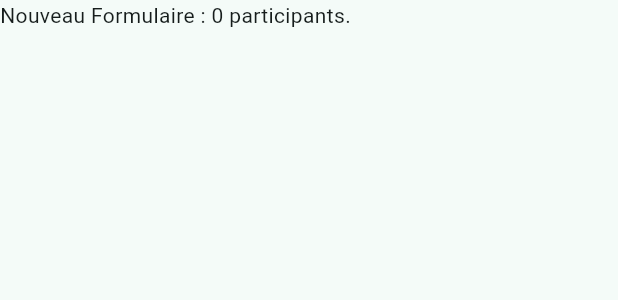
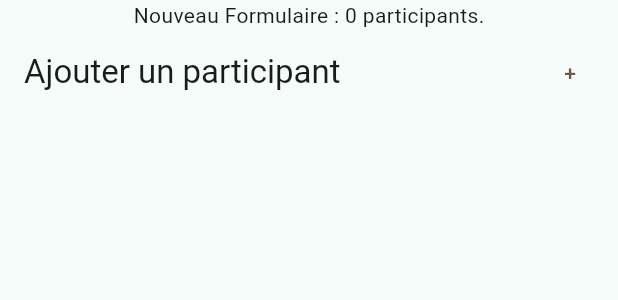
Before and after one commit to FXC-ai/dartProject, a Flutter app: the Formulaire widget shown alone on an empty page, opened directly, on a phone screen of 412 x 824 dp. Shown: the top 300 px of the screen. Run offline on Flutter 3.47's test engine with Material 3 defaults, Android fonts, the phone set to English and light mode, and no system bars; our stand-ins replace flutter_svg, sqflite; accounts and stored records are empty.

Commit message:
Remplissage de la db en progres

```diff
--- a/lib/Services/DatabaseClient.dart
+++ b/lib/Services/DatabaseClient.dart
@@ -40,26 +40,26 @@ class DatabaseClient {
   onCreate (Database database, int version) async {
     await database.execute('''
       CREATE TABLE answersQuestions (
-      id INTEGER PRIMARY,
+      id INTEGER PRIMARY KEY,
       date TEXT NOT NULL,
       referent_id INTEGER NOT NULL,
       participant_id INTEGER NOT NULL,
-      charge_m INTEGER NOT NULL,
+      charge_m INTEGER NOT NULL
       )
-    ''');
+      ''');
 
     await database.execute('''
       CREATE TABLE listParticipants (
-      id INTEGER PRIMARY,
+      id INTEGER PRIMARY KEY,
       fname TEXT NOT NULL,
       lname TEXT NOT NULL,
-      referent_id INTEGER NOT NULL,
+      referent_id INTEGER NOT NULL
       )
     ''');
 
     await database.execute('''
       CREATE TABLE listReferents (
-      id INTEGER PRIMARY,
+      id INTEGER PRIMARY KEY,
       fname TEXT NOT NULL,
       lname TEXT NOT NULL,
       login TEXT NOT NULL,
@@ -73,6 +73,16 @@ class DatabaseClient {
     Database db = await database;
     const query = 'SELECT * FROM listParticipants';
     List<Map<String, dynamic>> mapList = await db.rawQuery(query);
+    print("ICICICICICICIICICIICICICICI ${mapList.map((map) => Participant.fromMap(map)).toList()[1].lname}");
     return mapList.map((map) => Participant.fromMap(map)).toList();
   }
+
+  Future<bool> addParticipant (String fname) async {
+    Database db = await database;
+    await db.insert('listParticipants', {"fname" : fname, "lname" : "test", "referent_id" : 42});
+    return true;
+
+
+  }
+
 }
--- a/lib/pages/Layout.dart
+++ b/lib/pages/Layout.dart
@@ -1,6 +1,6 @@
 import 'package:flutter/cupertino.dart';
 import 'package:flutter/material.dart';
-import 'package:tuto/widgets/Fornulaire.dart';
+import 'package:tuto/widgets/Formulaire.dart';
 import 'package:tuto/widgets/Home.dart';
 import 'package:tuto/widgets/Questions.dart';
 
--- /dev/null
+++ b/lib/widgets/Formulaire.dart
@@ -0,0 +1,109 @@
+import "dart:math";
+
+import "package:flutter/material.dart";
+import "package:tuto/Services/DatabaseClient.dart";
+import "package:tuto/model/participant.dart";
+import "package:tuto/widgets/ParticipantListTile.dart";
+import "package:tuto/widgets/customAppBar.dart";
+
+import "AddDialog.dart";
+
+class Formulaire extends StatefulWidget
+{
+  final String title; // Attribut
+  final String name;
+
+
+  const Formulaire ({super.key, required this.title, required this.name}); // Constructeur
+
+  @override
+  State<Formulaire> createState ()
+  {
+    return _FormulaireState();
+  }
+}
+
+class _FormulaireState extends State<Formulaire>
+{
+
+  List<Participant> participants = [];
+
+  @override
+  void initState() {
+    // TODO: implement initState
+    getParticipantList();
+    print("LISTE DES PARTICIPANTS = ${participants}");
+    super.initState();
+  }
+
+  @override
+  void dispose () {
+    super.dispose();
+  }
+
+  @override
+  Widget build(BuildContext context) {
+    return Center(
+      child: Column(
+        children: [
+          Text("Nouveau Formulaire : ${participants.length} participants."),
+        //  Expanded(
+       //     child: ListView.separated(
+       //       itemBuilder: (context, index) {
+         //       final participant = participants[index];
+       //         return ParticipantListTile(
+        //          participant: participant,
+        //          onPressed: onListPressed(participant),
+        //          onDelete: onDeleteParticipant(participant),
+        //        );
+        //      },
+        //      separatorBuilder: (context, index) => const Divider(),
+        //      itemCount: participants.length,
+        //    ),
+        //  ),
+          CustomAppBar(title_str: "Ajouter un participant", buttonTitle: "+", callback: addParticipant)
+        ],
+      ),
+    );
+  }
+
+  getParticipantList () async {
+    final fromDb = await DatabaseClient().allParticipants();
+    setState(() {
+      participants = fromDb;
+    });
+  }
+
+  addParticipant () async {
+    await showDialog(context : context, builder : (context) {
+      final controller = TextEditingController();
+      return AddDialog(
+        controller: controller,
+        onAdded : (() {
+          handleCloseDialog();
+          if (controller.text.isEmpty) return;
+          DatabaseClient().addParticipant(controller.text).then((sucess) => getParticipantList());
+
+        }),
+        onCancel: handleCloseDialog,
+      );
+    });
+
+  }
+
+  handleCloseDialog() {
+    Navigator.pop(context);
+    FocusScope.of(context).requestFocus(FocusNode());
+  }
+
+  onListPressed(Participant)
+  {
+
+  }
+
+  onDeleteParticipant(Participant)
+  {
+
+  }
+
+}
--- a/lib/widgets/Fornulaire.dart
+++ /dev/null
@@ -1,54 +0,0 @@
-import "dart:math";
-
-import "package:flutter/material.dart";
-import "package:tuto/Services/DatabaseClient.dart";
-import "package:tuto/model/participant.dart";
-
-class Formulaire extends StatefulWidget
-{
-  final String title; // Attribut
-  final String name;
-
-
-  const Formulaire ({super.key, required this.title, required this.name}); // Constructeur
-
-  @override
-  State<Formulaire> createState ()
-  {
-    return _FormulaireState();
-  }
-}
-
-class _FormulaireState extends State<Formulaire>
-{
-
-  List<Participant> participants = [];
-
-  @override
-  void initState() {
-    // TODO: implement initState
-    getParticipantList();
-    super.initState();
-  }
-
-  @override
-  void dispose () {
-    super.dispose();
-  }
-
-  @override
-  Widget build(BuildContext context) {
-    return Column(
-      children: [
-        Text("Nouveau Formulaire : ${participants.length} participants."),
-      ],
-    );
-  }
-
-  getParticipantList () async {
-    final fromDb = await DatabaseClient().allParticipants();
-    setState(() {
-      participants = fromDb;
-    });
-  }
-}
--- /dev/null
+++ b/lib/widgets/ParticipantListTile.dart
@@ -0,0 +1,25 @@
+import 'package:flutter/cupertino.dart';
+import 'package:flutter/material.dart';
+
+import '../model/participant.dart';
+
+class ParticipantListTile extends StatelessWidget {
+  Participant participant;
+  Function(Participant) onPressed;
+  Function(Participant) onDelete;
+
+  ParticipantListTile(
+      {required this.participant, required this.onPressed, required this.onDelete});
+
+  @override
+  Widget build(BuildContext context) {
+    // TODO: implement build
+    return ListTile(
+      title: Text(participant.fname),
+      onTap: (() => onPressed(participant)),
+      trailing: IconButton(
+          onPressed: (() => onDelete(participant)),
+          icon: const Icon(Icons.delete)),
+    );
+  }
+}
--- /dev/null
+++ b/lib/widgets/customAppBar.dart
@@ -0,0 +1,22 @@
+
+
+import 'package:flutter/material.dart';
+
+class CustomAppBar extends AppBar{
+  String title_str;
+  String buttonTitle;
+  VoidCallback callback;
+
+  CustomAppBar({required this.title_str,
+                required this.buttonTitle,
+                required this.callback}):
+      super(
+        title: Text(title_str),
+        actions: [
+          TextButton(
+          onPressed: callback,
+          child: Text(buttonTitle, style : const TextStyle(color: Colors.brown))
+      )
+        ]
+      );
+}
```
Also changed, not shown: lib/widgets/AddDialog.dart (added, +31 -0 lines).
